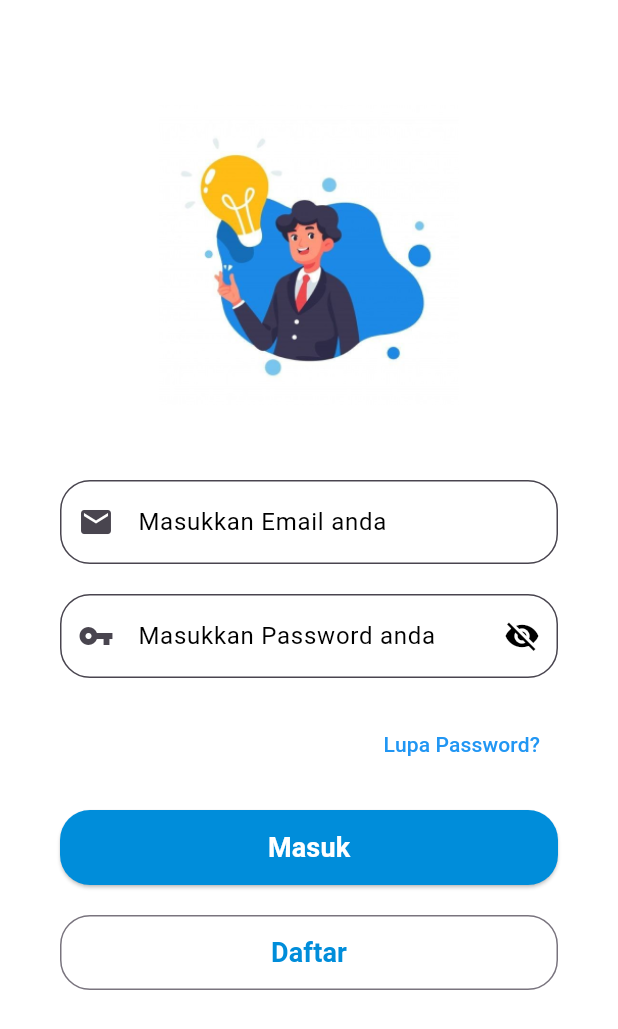
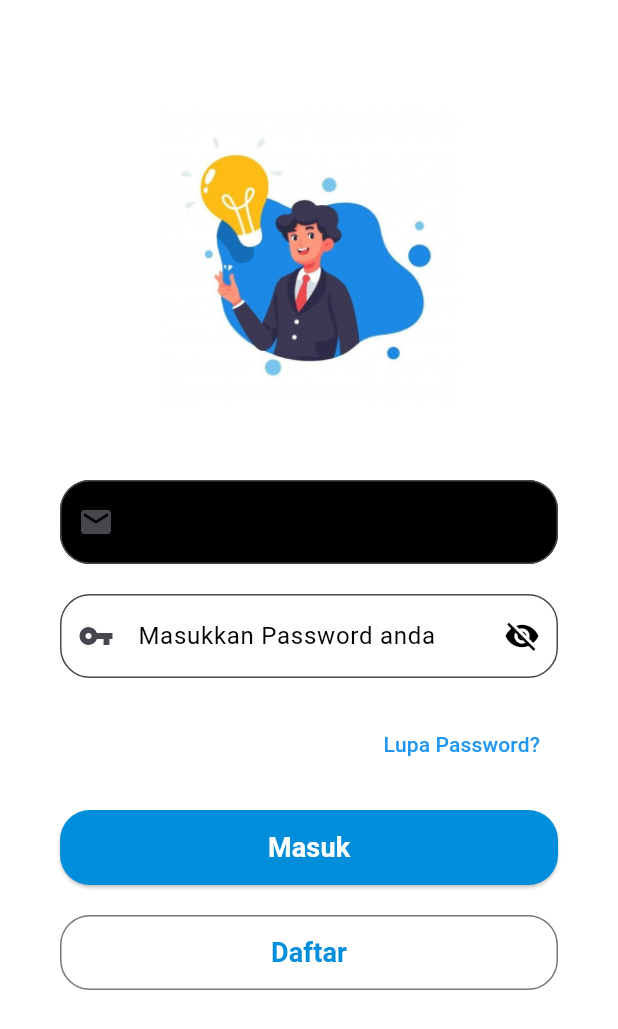
Before and after one commit to ArsalRR/aplikasi_belajar_bahasa_sunda, a Flutter app: the screen it shows after launch, on a phone screen of 412 x 824 dp. Shown: the top 1029 px of the screen. Run offline on Flutter 3.47's test engine with Material 3 defaults, Android fonts, the light colour scheme and no system bars; our stand-ins replace cloud_firestore, firebase_auth, firebase_core, flutter_custom_clippers, flutter_svg, get; accounts and stored records are empty.

Commit message:
Update login_view.dart

```diff
--- a/lib/app/modules/login/views/login_view.dart
+++ b/lib/app/modules/login/views/login_view.dart
@@ -33,7 +33,7 @@ class LoginView extends GetView<LoginController> {
                     decoration: InputDecoration(
                       prefixIcon: Icon(Icons.email),
                       filled: true,
-                      fillColor: Colors.white,
+                      fillColor: Colors.black,
                       border: OutlineInputBorder(
                         borderRadius: BorderRadius.circular(20),
                       ),
```
